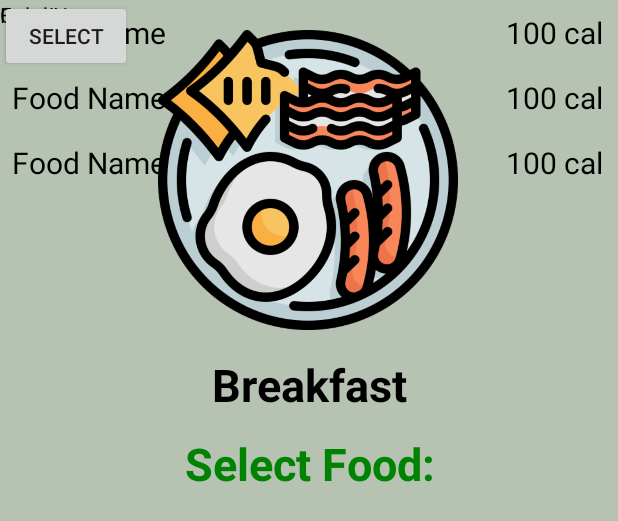
After one commit to pelinsupehlevan/CalPal, an Android app built with Jetpack Compose: the layout fragment_meal.xml on its own in the app's theme, with its tools: preview values and no code run, on a phone screen of 412 x 824 dp. The commit adds this screen. Shown: the top 521 px of the screen. Run offline under Robolectric (Android 15) with nearby library versions, the phone set to English and light mode, and no system bars.

Commit message:
FoodAdapter
added

```diff
--- a/app/src/main/java/com/example/calpal/MealActivity.kt
+++ b/app/src/main/java/com/example/calpal/model/MealFragment.kt
@@ -4,13 +4,12 @@ import android.os.Bundle
 import android.widget.ImageView
 import android.widget.TextView
 import androidx.appcompat.app.AppCompatActivity
-import androidx.core.content.ContextCompat
 
-class MealActivity : AppCompatActivity() {
+class MealFragment : AppCompatActivity() {
 
     override fun onCreate(savedInstanceState: Bundle?) {
         super.onCreate(savedInstanceState)
-        setContentView(R.layout.activity_meal)
+        setContentView(R.layout.fragment_meal)
 
         val mealImages : ImageView = findViewById(R.id.meal_image);
         val mealName : TextView = findViewById(R.id.meal_name);
--- /dev/null
+++ b/app/src/main/res/layout/food_recycler_view.xml
@@ -0,0 +1,30 @@
+<?xml version="1.0" encoding="utf-8"?>
+<androidx.constraintlayout.widget.ConstraintLayout
+    xmlns:android="http://schemas.android.com/apk/res/android"
+    xmlns:app="http://schemas.android.com/apk/res-auto"
+    xmlns:tools="http://schemas.android.com/tools"
+    android:layout_width="match_parent"
+    android:layout_height="wrap_content"
+    android:padding="8dp">
+
+    <TextView
+        android:id="@+id/foodNameTextView"
+        android:layout_width="0dp"
+        android:layout_height="wrap_content"
+        android:textColor="#000000"
+        android:textSize="20sp"
+        app:layout_constraintEnd_toStartOf="@id/foodCaloriesTextView"
+        app:layout_constraintStart_toStartOf="parent"
+        app:layout_constraintTop_toTopOf="parent"
+        tools:text="Food Name" />
+
+    <TextView
+        android:id="@+id/foodCaloriesTextView"
+        android:layout_width="wrap_content"
+        android:layout_height="wrap_content"
+        android:textColor="#000000"
+        android:textSize="20sp"
+        app:layout_constraintEnd_toEndOf="parent"
+        app:layout_constraintTop_toTopOf="parent"
+        tools:text="100 cal" />
+</androidx.constraintlayout.widget.ConstraintLayout>
--- /dev/null
+++ b/app/src/main/res/layout/fragment_meal.xml
@@ -0,0 +1,92 @@
+<?xml version="1.0" encoding="utf-8"?>
+<androidx.constraintlayout.widget.ConstraintLayout xmlns:android="http://schemas.android.com/apk/res/android"
+    xmlns:app="http://schemas.android.com/apk/res-auto"
+    xmlns:tools="http://schemas.android.com/tools"
+    android:layout_width="match_parent"
+    android:layout_height="match_parent"
+    android:background="#D8BFE9"
+    android:backgroundTint="#B7C3B2">
+
+    <com.google.android.material.imageview.ShapeableImageView
+        android:id="@+id/meal_image"
+        android:layout_width="200dp"
+        android:layout_height="200dp"
+        android:layout_marginTop="20dp"
+        android:adjustViewBounds="true"
+        android:scaleType="centerCrop"
+        app:layout_constraintEnd_toEndOf="parent"
+        app:layout_constraintHorizontal_bias="0.497"
+        app:layout_constraintStart_toStartOf="parent"
+        app:layout_constraintTop_toTopOf="parent"
+        tools:src="@drawable/breakfast" />
+
+    <TextView
+        android:id="@+id/meal_name"
+        android:layout_width="match_parent"
+        android:layout_height="wrap_content"
+        android:layout_marginTop="16dp"
+        android:textAlignment="center"
+        android:textColor="#FF000000"
+        android:textSize="30sp"
+        android:textStyle="bold"
+        app:layout_constraintStart_toStartOf="parent"
+        app:layout_constraintTop_toBottomOf="@id/meal_image"
+        tools:text="Breakfast" />
+
+    <TextView
+        android:id="@+id/textView"
+        android:layout_width="match_parent"
+        android:layout_height="wrap_content"
+        android:layout_marginTop="12dp"
+        android:textAlignment="center"
+        android:textColor="#008302"
+        android:textSize="30sp"
+        android:textStyle="bold"
+        app:layout_constraintStart_toStartOf="parent"
+        app:layout_constraintTop_toBottomOf="@id/meal_name"
+        tools:ignore="MissingConstraints"
+        tools:text="Select Food:" />
+
+    <Button
+        android:id="@+id/button"
+        android:layout_width="wrap_content"
+        android:layout_height="wrap_content"
+        tools:text="SELECT"
+        tools:layout_editor_absoluteX="161dp"
+        tools:layout_editor_absoluteY="521dp"
+        tools:ignore="MissingConstraints" />
+
+    <TextView
+        android:id="@+id/textView3"
+        android:layout_width="174dp"
+        android:layout_height="37dp"
+        tools:text="Food Name: "
+        tools:textSize="25sp"
+        tools:textColor="@color/black"
+        tools:layout_editor_absoluteX="33dp"
+        tools:layout_editor_absoluteY="592dp"
+        tools:ignore="MissingConstraints" />
+
+    <TextView
+        android:id="@+id/textView2"
+        android:layout_width="174dp"
+        android:layout_height="37dp"
+        tools:text="Calories: "
+        tools:textSize="25sp"
+        tools:textColor="@color/black"
+        tools:layout_editor_absoluteX="33dp"
+        tools:layout_editor_absoluteY="647dp"
+        tools:ignore="MissingConstraints" />
+
+    <androidx.recyclerview.widget.RecyclerView
+        android:layout_width="410dp"
+        android:layout_height="173dp"
+        tools:layout_editor_absoluteX="3dp"
+        tools:layout_editor_absoluteY="340dp"
+        tools:ignore="MissingConstraints"
+        tools:listitem="@layout/food_recycler_view"
+        />
+
+
+
+</androidx.constraintlayout.widget.ConstraintLayout>
```
Also changed, not shown: app/src/main/java/com/example/calpal/MainActivity.kt (+6 -6 lines), app/src/main/java/com/example/calpal/model/Food.kt (added, +31 -0 lines), app/src/main/java/com/example/calpal/model/FoodAdapter.kt (added, +52 -0 lines), app/src/main/java/com/example/calpal/model/MealAdapter.kt (renamed from app/src/main/java/com/example/calpal/adapter/ItemAdapter.kt, +4 -4 lines), app/src/main/res/layout/activity_meal.xml (deleted, +0 -81 lines), app/src/main/res/layout/fragment_add_food.xml (added, +16 -0 lines), app/src/main/res/layout/fragment_home.xml (renamed from app/src/main/res/layout/meal.xml).
